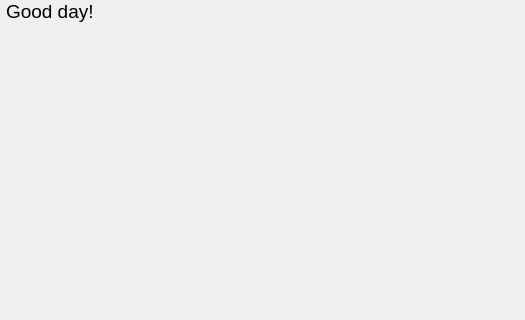
Qt form NickvisionTagger/UI/Views/HomePage.ui (NickvisionApps/Tagger) before a commit; both pictures show x 0 to 525 and y 0 to 320 of the 525 by 471 pixel window.
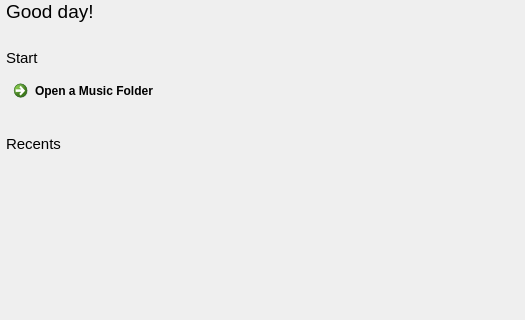
The same form after that commit. Icons and pictures are not drawn.

Commit message: Added TaggerPage Design

Patch:
```diff
--- a/NickvisionTagger/UI/Views/HomePage.ui
+++ b/NickvisionTagger/UI/Views/HomePage.ui
@@ -40,6 +40,67 @@
        </property>
       </widget>
      </item>
+     <item>
+      <spacer name="verticalSpacer">
+       <property name="sizeType">
+        <enum>QSizePolicy::Fixed</enum>
+       </property>
+       <property name="sizeHint" stdset="0">
+        <size>
+         <width>0</width>
+         <height>20</height>
+        </size>
+       </property>
+      </spacer>
+     </item>
+     <item>
+      <widget class="QLabel" name="lblStart">
+       <property name="font">
+        <font>
+         <pointsize>11</pointsize>
+        </font>
+       </property>
+       <property name="text">
+        <string>Start</string>
+       </property>
+      </widget>
+     </item>
+     <item>
+      <widget class="QCommandLinkButton" name="btnOpenMusicFolder">
+       <property name="text">
+        <string>Open a Music Folder</string>
+       </property>
+       <property name="icon">
+        <iconset resource="../../resources.qrc">
+         <normaloff>:/Resources/MusicLibrary.png</normaloff>:/Resources/MusicLibrary.png</iconset>
+       </property>
+      </widget>
+     </item>
+     <item>
+      <spacer name="verticalSpacer_2">
+       <property name="sizeType">
+        <enum>QSizePolicy::Fixed</enum>
+       </property>
+       <property name="sizeHint" stdset="0">
+        <size>
+         <width>0</width>
+         <height>20</height>
+        </size>
+       </property>
+      </spacer>
+     </item>
+     <item>
+      <widget class="QLabel" name="lblRecents">
+       <property name="font">
+        <font>
+         <pointsize>11</pointsize>
+        </font>
+       </property>
+       <property name="text">
+        <string>Recents</string>
+       </property>
+      </widget>
+     </item>
      <item>
       <spacer name="verticalSpacer_5">
        <property name="orientation">
```
The commit also changes 13 other files.
